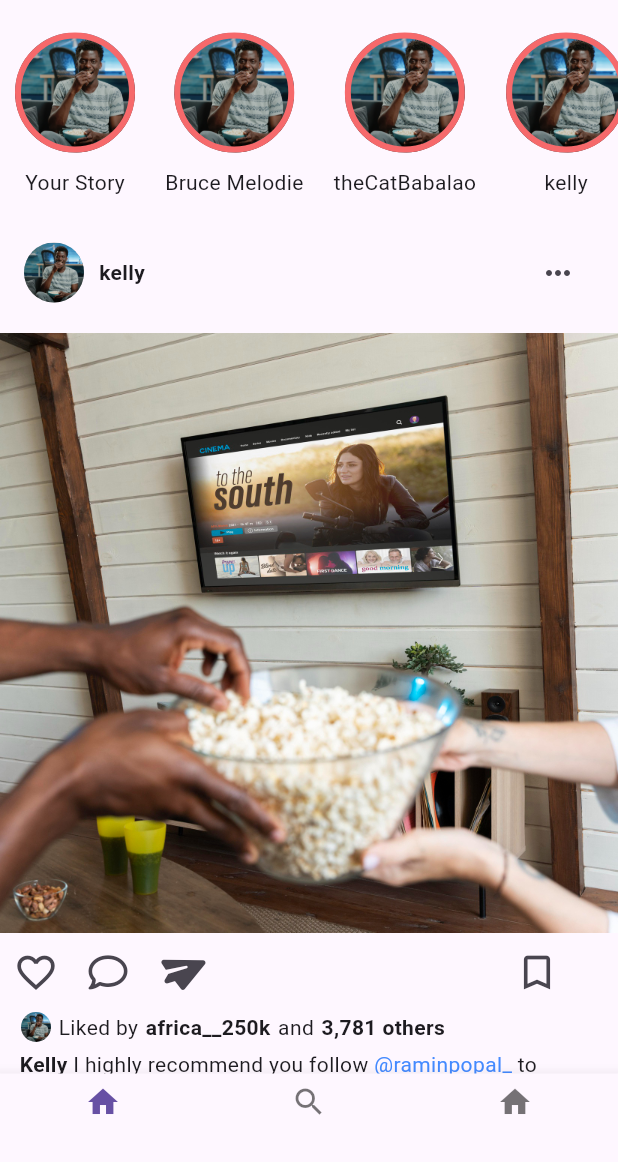
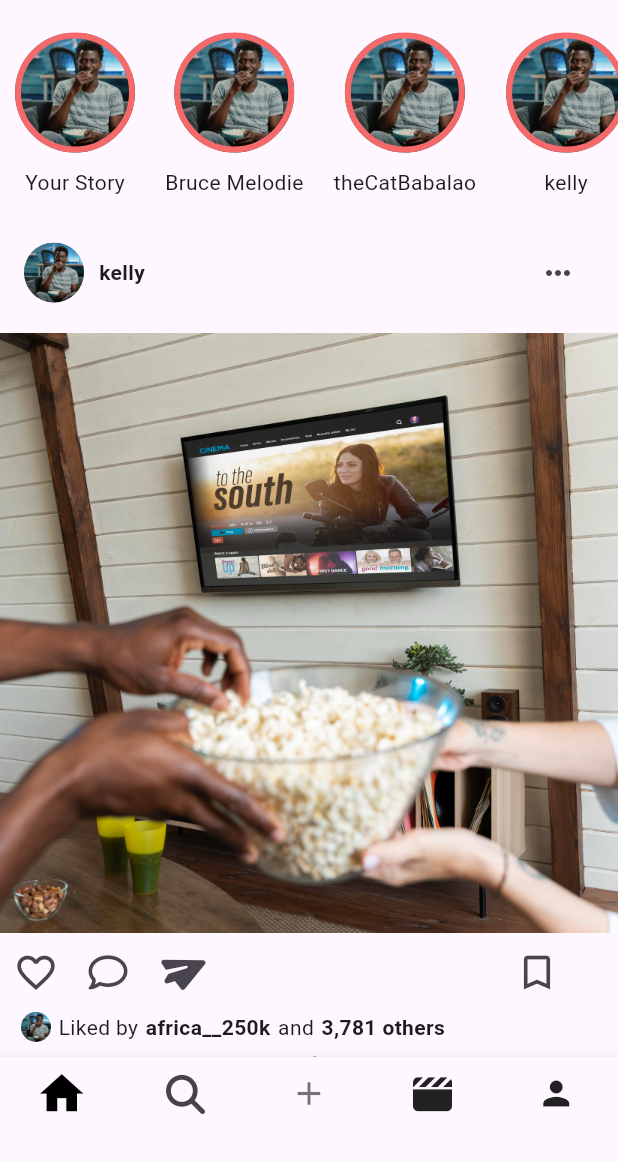
Before and after one commit to iradukunda12/Instagram_UI_Clone, a Flutter app: the screen it shows after launch, on a phone screen of 412 x 824 dp, the part 74-1236 px from its top. Run offline on Flutter 3.47's test engine with Material 3 defaults, Android fonts, the phone set to English and light mode, and no system bars; our stand-ins replace font_awesome_flutter, google_fonts; Roboto replaces fonts that are missing (Rochester).

Commit message:
i just added the bottom navigation icon

```diff
--- a/lib/Pages/Homepage.dart
+++ b/lib/Pages/Homepage.dart
@@ -91,16 +91,58 @@ class _HomepageState extends State<Homepage> {
             const UserPost(
               names: "kelly",
             ),
+            const UserPost(
+              names: "kevin",
+            ),
+            const UserPost(
+              names: "Kara_Sonia",
+            ),
           ],
         ),
       ),
       bottomNavigationBar: BottomNavigationBar(
+
         type: BottomNavigationBarType.fixed,
+        selectedItemColor: Colors.black,
+
+
         items: const [
-          BottomNavigationBarItem(icon: Icon(Icons.home), label: ""),
-          BottomNavigationBarItem(icon: Icon(Icons.search), label: ""),
-          BottomNavigationBarItem(icon: Icon(Icons.home), label: ""),
+          BottomNavigationBarItem(
+              icon: Icon(
+                Icons.home,
+                size: 35,
+              ),
+              label: ""),
+          BottomNavigationBarItem(
+              icon: Icon(
+                FontAwesomeIcons.magnifyingGlass,
+                size: 26,
+                color: Color.fromARGB(255, 69, 67, 67),
+              ),
+              label: ""),
+          BottomNavigationBarItem(
+              icon: Icon(
+                Icons.add,
+                size: 26,
+              ),
+              label: ""),
+          BottomNavigationBarItem(
+              icon: Icon(
+                FontAwesomeIcons.clapperboard,
+                size: 26,
+                color: Color.fromARGB(255, 35, 34, 34),
+              ),
+              label: ""),
+          BottomNavigationBarItem(
+              icon: Icon(
+                Icons.person,
+                size: 26,
+                color: Color.fromARGB(255, 35, 34, 34),
+              ),
+              label: ""),
         ],
+
+
       ),
     );
   }
```
